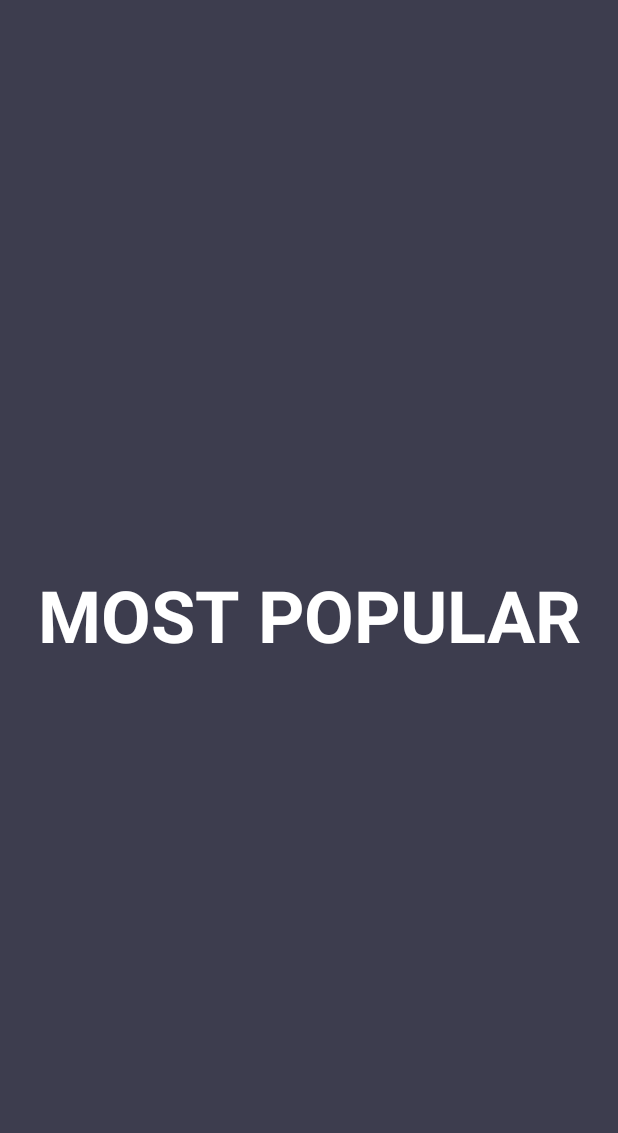
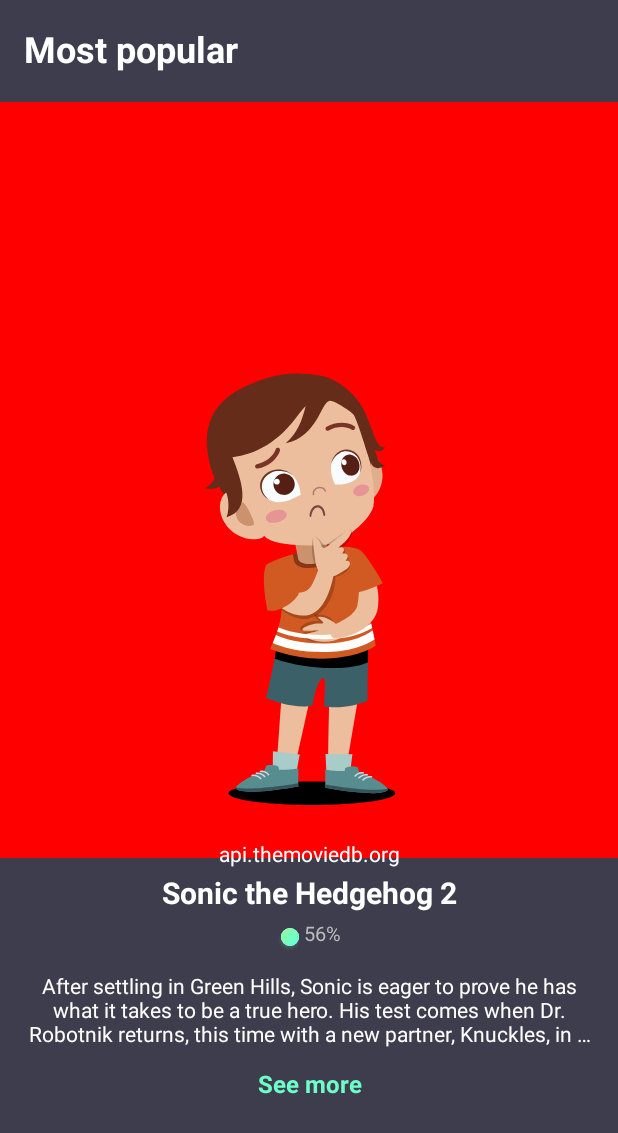
Before and after one commit to ChathuraHettiarachchi/TheMovieDb-Jetpack-Compose, an Android app built with Jetpack Compose: the MostPopularScreen screen opened through its navigation route, on a phone screen of 412 x 824 dp. Shown: the top 1133 px of the screen. Run offline under Robolectric (Android 15) with nearby library versions, the phone set to English and light mode, and no system bars; our stand-ins replace Dagger/Hilt's generated code.

Commit message:
- screen ratio divider implemented

```diff
--- a/app/src/main/java/com/backbase/moviebox/common/MovieExtension.kt
+++ b/app/src/main/java/com/backbase/moviebox/common/MovieExtension.kt
@@ -5,3 +5,5 @@ import android.content.res.Resources
 val Int.toPx get() = (this * Resources.getSystem().displayMetrics.density).toInt()
 
 val Int.toDp get() = (this / Resources.getSystem().displayMetrics.density).toInt()
+
+fun String.addEmptyLines(lines: Int) = this + "\n".repeat(lines)
--- a/app/src/main/java/com/backbase/moviebox/navigation/MovieNavGraph.kt
+++ b/app/src/main/java/com/backbase/moviebox/navigation/MovieNavGraph.kt
@@ -20,7 +20,7 @@ fun MovieNavGraph(navController: NavHostController) {
             MainScreen()
         }
         composable(route = MovieScreenList.MostPopular.route){
-            MostPopularScreen()
+            MostPopularScreen(navController)
         }
         composable(route = MovieScreenList.PlayingNow.route){
             PlayingNowScreen(navController)
--- a/app/src/main/java/com/backbase/moviebox/presentation/most_popular/MostPopularScreen.kt
+++ b/app/src/main/java/com/backbase/moviebox/presentation/most_popular/MostPopularScreen.kt
@@ -1,37 +1,76 @@
 package com.backbase.moviebox.presentation.most_popular
 
+import androidx.activity.compose.LocalOnBackPressedDispatcherOwner
 import androidx.compose.foundation.background
-import androidx.compose.foundation.layout.Box
-import androidx.compose.foundation.layout.fillMaxSize
+import androidx.compose.foundation.layout.*
+import androidx.compose.foundation.lazy.GridCells
+import androidx.compose.foundation.lazy.LazyVerticalGrid
 import androidx.compose.material.MaterialTheme
 import androidx.compose.material.Text
-import androidx.compose.runtime.Composable
+import androidx.compose.runtime.*
 import androidx.compose.ui.Alignment
 import androidx.compose.ui.Modifier
 import androidx.compose.ui.graphics.Color
+import androidx.compose.ui.layout.onGloballyPositioned
+import androidx.compose.ui.platform.LocalConfiguration
 import androidx.compose.ui.text.font.FontWeight
 import androidx.compose.ui.tooling.preview.Preview
+import androidx.compose.ui.unit.dp
+import androidx.hilt.navigation.compose.hiltViewModel
+import androidx.navigation.NavController
+import com.backbase.moviebox.common.toDp
+import com.backbase.moviebox.domain.model.Movie
+import com.backbase.moviebox.navigation.MovieScreenList
+import com.backbase.moviebox.presentation.common_components.ErrorView
+import com.backbase.moviebox.presentation.common_components.LoadingView
+import com.backbase.moviebox.presentation.common_components.ScreenTitleView
+import com.backbase.moviebox.presentation.most_popular.components.PopularMovieInfoView
+import com.backbase.moviebox.presentation.movie_details.MovieDetailViewModel
+import com.backbase.moviebox.presentation.playing_now.components.MovieItemView
 import com.backbase.moviebox.theme.primary
 
 @Composable
-fun MostPopularScreen() {
+fun MostPopularScreen(
+    navController: NavController?,
+    viewModel: MostPopularViewModel = hiltViewModel()
+) {
+    val state = viewModel.state.value
+
     Box(
         modifier = Modifier
             .fillMaxSize()
             .background(primary),
-        contentAlignment = Alignment.Center
     ) {
-        Text(
-            text = "MOST POPULAR",
-            fontSize = MaterialTheme.typography.h3.fontSize,
-            fontWeight = FontWeight.Bold,
-            color = Color.White
-        )
+        Column(modifier = Modifier.fillMaxSize()) {
+            ScreenTitleView(title = "Most popular", paddingStart = 16)
+            Box(modifier = Modifier
+                .background(Color.Red)
+                .fillMaxWidth()
+                .weight(2f, true)){
+            }
+            Row(modifier = Modifier
+                .fillMaxWidth()
+                .weight(1f, true)) {
+                PopularMovieInfoView(movie =  Movie(
+                    id = 675353,
+                    original_title = "Sonic the Hedgehog 2",
+                    overview = "After settling in Green Hills, Sonic is eager to prove he has what it takes to be a true hero. His test comes when Dr. Robotnik returns, this time with a new partner, Knuckles, in search for an emerald that has the power to destroy civilizations. Sonic teams up with his own sidekick, Tails, and together they embark on a globe-trotting journey to find the emerald before it falls into the wrong hands.",
+                    vote_average = 5.6,
+                    poster_path = "/6DrHO1jr3qVrViUO6s6kFiAGM7.jpg"
+                ), navController = navController)
+            }
+        }
+    }
+    if (state.error.isNotBlank()) {
+        ErrorView(state.error)
+    }
+    if (state.isLoading) {
+        LoadingView()
     }
 }
 
 @Composable
 @Preview
 fun MostPopularScreenPreview() {
-    MostPopularScreen()
+    MostPopularScreen(null)
 }
--- a/app/src/main/java/com/backbase/moviebox/presentation/most_popular/components/PopularMovieInfoView.kt
+++ b/app/src/main/java/com/backbase/moviebox/presentation/most_popular/components/PopularMovieInfoView.kt
@@ -13,8 +13,10 @@ import androidx.compose.ui.text.style.TextAlign
 import androidx.compose.ui.text.style.TextOverflow
 import androidx.compose.ui.tooling.preview.Preview
 import androidx.compose.ui.unit.dp
+import androidx.compose.ui.unit.sp
 import androidx.navigation.NavController
 import androidx.navigation.NavHostController
+import com.backbase.moviebox.common.addEmptyLines
 import com.backbase.moviebox.domain.model.Movie
 import com.backbase.moviebox.navigation.MovieScreenList
 import com.backbase.moviebox.presentation.common_components.RatingView
@@ -37,11 +39,12 @@ fun PopularMovieInfoView(movie: Movie, navController: NavController?) {
             modifier = Modifier
                 .fillMaxWidth()
                 .padding(16.dp),
-            text = movie.overview,
+            text = movie.overview.addEmptyLines(3),
             maxLines = 3,
             overflow = TextOverflow.Ellipsis,
             color = textDescription,
-            textAlign = TextAlign.Center
+            textAlign = TextAlign.Center,
+            fontSize = 14.sp
         )
         Text(
             modifier = Modifier
```
